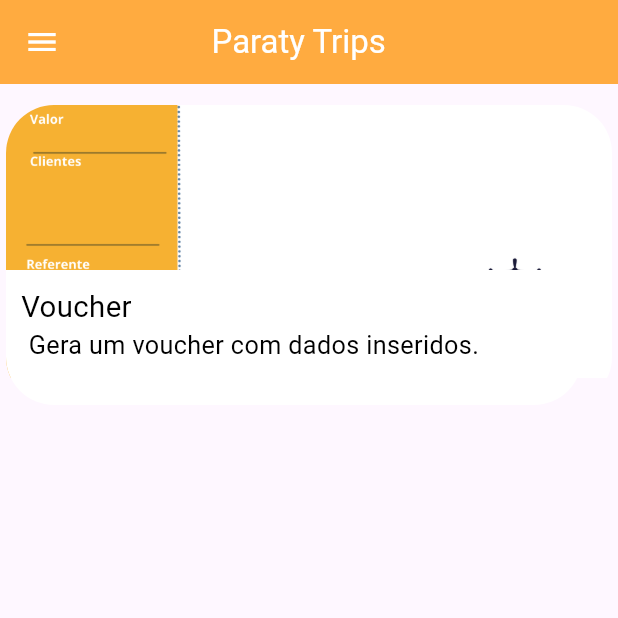
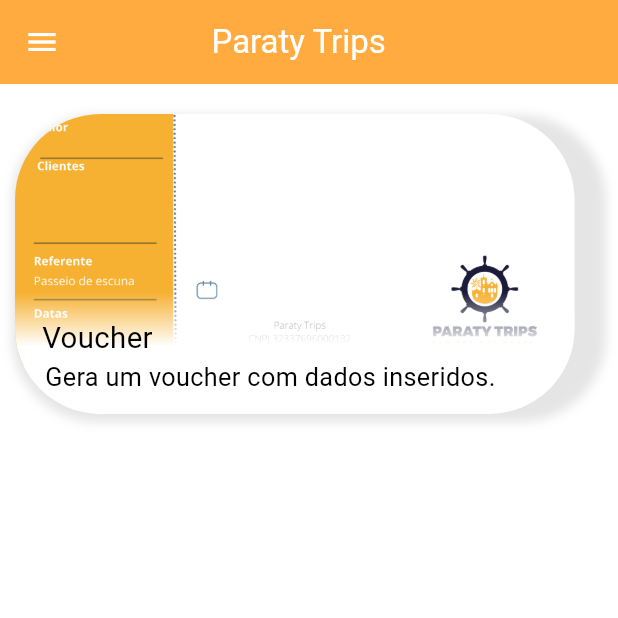
Before and after one commit to MaxTrsD/voucher_app, a Flutter app: the screen it shows after launch, on a phone screen of 412 x 824 dp, the top half of it. Run offline on Flutter 3.47's test engine with Material 3 defaults, Android fonts, the phone set to English and light mode, and no system bars; our stand-ins replace get, image_gallery_saver, permission_handler.

Commit message:
Mudanças no Card

```diff
--- a/lib/telas/home.dart
+++ b/lib/telas/home.dart
@@ -14,6 +14,7 @@
   @override
   Widget build(BuildContext context) {
     return Scaffold(
+      backgroundColor: Color.fromARGB(255, 255, 255, 255),
       drawer: Drawer(),
       appBar: AppBar(
         iconTheme: IconThemeData(color: Colors.white),
@@ -38,9 +39,23 @@
             height: 10,
           ),
           Card(
-            color: Color.fromARGB(0, 255, 255, 255),
+            color: Color.fromARGB(0, 0, 0, 0),
             shadowColor: Color.fromARGB(0, 0, 0, 0),
-            surfaceTintColor: Color.fromARGB(0, 255, 255, 255),
+            margin: EdgeInsets.all(10.0),
+            surfaceTintColor: Color.fromARGB(0, 0, 0, 0),
+            child: Container(
+              alignment: Alignment.topLeft,
+              decoration: BoxDecoration(
+                borderRadius: BorderRadius.circular(57),
+                boxShadow: [
+                  BoxShadow(
+                    color: Colors.black.withOpacity(0.1), // Cor da sombra
+                    spreadRadius: 2, // Raio de expansão da sombra
+                    blurRadius: 5, // Desfoque da sombra
+                    offset: Offset(0, 3), // Deslocamento da sombra (x, y)
+                  ),
+                ],
+              ),
               child: GestureDetector(
                 onTap: () {
                   Navigator.push(
@@ -49,41 +64,51 @@
                   );
                 },
                 child: Container(
+                  alignment: Alignment.topLeft,
                   child: Column(
                     children: [
                       Container(
-                      width: 600,
+                        width: 373,
                         height: 200,
                         decoration: BoxDecoration(
-                        borderRadius: BorderRadius.circular(32),
+                          borderRadius: BorderRadius.circular(57),
                           image: DecorationImage(
                               image: AssetImage(
                                 'assets/images/voucher (5).png',
                               ),
-                            alignment: Alignment.topCenter),
+                              alignment: Alignment.topLeft),
                         ),
                         child: Stack(
                           children: [
                             Positioned(
                               bottom: 0,
+                              left: 0,
                               child: Container(
+                                alignment: Alignment.topLeft,
                                 height: 90,
-                              width: 384,
+                                width: 373,
                                 decoration: BoxDecoration(
-                                color: Color.fromARGB(255, 255, 255, 255),
+                                  gradient: LinearGradient(
+                                    begin: Alignment(1.0, -0.8),
+                                    end: Alignment(1.0, -0.0),
+                                    colors: [
+                                      Color.fromARGB(0, 255, 255, 255),
+                                      Color.fromARGB(255, 255, 255, 255),
+                                    ],
+                                  ),
                                   borderRadius: BorderRadius.vertical(
-                                  bottom: Radius.circular(32),
+                                    bottom: Radius.circular(57),
                                   ),
                                 ),
                                 child: Column(
                                   children: [
                                     SizedBox(
-                                    height: 10,
+                                      height: 25,
                                     ),
                                     Row(
                                       children: [
                                         SizedBox(
-                                        width: 10,
+                                          width: 18,
                                         ),
                                         Text(
                                           'Voucher',
@@ -95,7 +120,7 @@
                                     Row(
                                       children: [
                                         SizedBox(
-                                        width: 15,
+                                          width: 20,
                                         ),
                                         Text(
                                           'Gera um voucher com dados inseridos.',
@@ -116,6 +141,7 @@
                 ),
               ),
             ),
+          ),
         ],
       ),
     );
```
Lines whose indentation alone changed are shown as unchanged.
